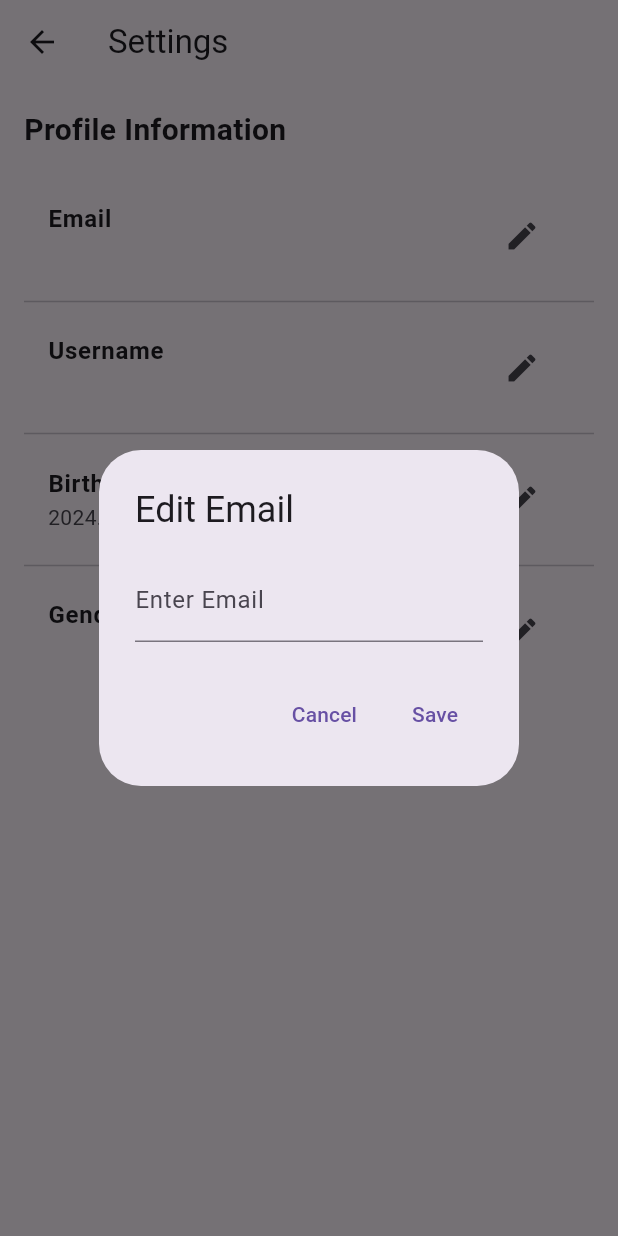
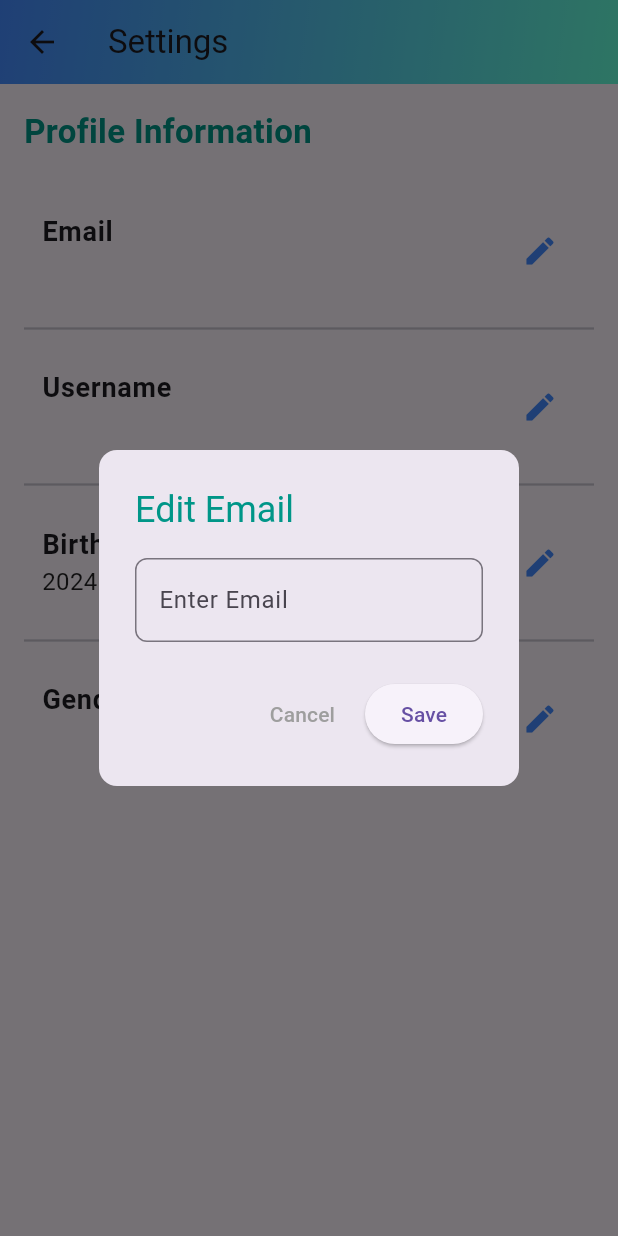
Before and after one commit to Lacesz0123/fitwithus, a Flutter app: the SettingsScreen screen opened directly, after a tap on the "edit" icon, on a phone screen of 412 x 824 dp. Run offline on Flutter 3.47's test engine with Material 3 defaults, Android fonts, the phone set to English and light mode, and no system bars; our stand-ins replace cloud_firestore, email_validator, firebase_auth, firebase_core, firebase_storage, fl_chart and 1 more; accounts and stored records are empty.

Commit message:
settings screen design update

```diff
--- a/lib/profile/settings_screen.dart
+++ b/lib/profile/settings_screen.dart
@@ -54,7 +54,10 @@ class _SettingsScreenState extends State<SettingsScreen> {
       context: context,
       builder: (context) {
         return AlertDialog(
-          title: Text('Edit $field'),
+          shape: RoundedRectangleBorder(
+            borderRadius: BorderRadius.circular(12),
+          ),
+          title: Text('Edit $field', style: TextStyle(color: Colors.teal)),
           content: Column(
             mainAxisSize: MainAxisSize.min,
             children: [
@@ -70,7 +73,10 @@ class _SettingsScreenState extends State<SettingsScreen> {
                   onChanged: (value) {
                     newGender = value;
                   },
-                  decoration: const InputDecoration(labelText: 'Select Gender'),
+                  decoration: const InputDecoration(
+                    labelText: 'Select Gender',
+                    border: OutlineInputBorder(),
+                  ),
                 )
               else if (field == 'Birth Date')
                 ElevatedButton(
@@ -90,10 +96,18 @@ class _SettingsScreenState extends State<SettingsScreen> {
                       _updateUserData();
                     }
                   },
+                  style: ElevatedButton.styleFrom(
+                    backgroundColor: Colors.blueAccent,
+                    padding: const EdgeInsets.symmetric(vertical: 12),
+                    shape: RoundedRectangleBorder(
+                      borderRadius: BorderRadius.circular(8),
+                    ),
+                  ),
                   child: Text(
                     newBirthdate != null
                         ? DateFormat('yyyy. MM. dd.').format(newBirthdate!)
                         : 'Select Date',
+                    style: const TextStyle(fontSize: 16),
                   ),
                 )
               else
@@ -102,6 +116,9 @@ class _SettingsScreenState extends State<SettingsScreen> {
                   decoration: InputDecoration(
                     labelText: 'Enter $field',
                     errorText: errorMessage.isNotEmpty ? errorMessage : null,
+                    border: OutlineInputBorder(
+                      borderRadius: BorderRadius.circular(8),
+                    ),
                   ),
                 ),
             ],
@@ -109,9 +126,9 @@ class _SettingsScreenState extends State<SettingsScreen> {
           actions: [
             TextButton(
               onPressed: () => Navigator.of(context).pop(),
-              child: const Text('Cancel'),
+              child: const Text('Cancel', style: TextStyle(color: Colors.grey)),
             ),
-            TextButton(
+            ElevatedButton(
               onPressed: () async {
                 if (field == 'Email') {
                   if (!_isValidEmail(controller.text)) {
@@ -185,7 +202,7 @@ class _SettingsScreenState extends State<SettingsScreen> {
         'gender': _gender,
       });
 
-      await _loadUserData(); // Adatok újratöltése a frissítés után
+      await _loadUserData();
       _showMessage('Profile updated successfully');
     }
   }
@@ -195,6 +212,15 @@ class _SettingsScreenState extends State<SettingsScreen> {
     return Scaffold(
       appBar: AppBar(
         title: const Text('Settings'),
+        flexibleSpace: Container(
+          decoration: const BoxDecoration(
+            gradient: LinearGradient(
+              colors: [Colors.blueAccent, Colors.tealAccent],
+              begin: Alignment.topLeft,
+              end: Alignment.bottomRight,
+            ),
+          ),
+        ),
       ),
       body: SingleChildScrollView(
         child: Padding(
@@ -204,19 +230,23 @@ class _SettingsScreenState extends State<SettingsScreen> {
             children: [
               const Text(
                 'Profile Information',
-                style: TextStyle(fontSize: 20, fontWeight: FontWeight.bold),
+                style: TextStyle(
+                  fontSize: 22,
+                  fontWeight: FontWeight.bold,
+                  color: Colors.teal,
+                ),
               ),
               const SizedBox(height: 20),
               _buildProfileItem('Email', _email ?? ''),
-              const Divider(),
+              const Divider(thickness: 1.5),
               _buildProfileItem('Username', _username ?? ''),
-              const Divider(),
+              const Divider(thickness: 1.5),
               _buildProfileItem(
                   'Birth Date',
                   _birthdate != null
                       ? DateFormat('yyyy. MM. dd.').format(_birthdate!)
                       : 'Not set'),
-              const Divider(),
+              const Divider(thickness: 1.5),
               _buildProfileItem('Gender', _gender ?? ''),
             ],
           ),
@@ -227,13 +257,18 @@ class _SettingsScreenState extends State<SettingsScreen> {
 
   Widget _buildProfileItem(String field, String value) {
     return ListTile(
+      contentPadding:
+          const EdgeInsets.symmetric(vertical: 8.0, horizontal: 12.0),
       title: Text(
         field,
-        style: const TextStyle(fontWeight: FontWeight.bold),
+        style: const TextStyle(fontSize: 18, fontWeight: FontWeight.w600),
       ),
-      subtitle: Text(value),
+      subtitle: Text(
+        value,
+        style: const TextStyle(fontSize: 16, color: Colors.black87),
+      ),
       trailing: IconButton(
-        icon: const Icon(Icons.edit),
+        icon: const Icon(Icons.edit, color: Colors.blueAccent),
         onPressed: () => _showEditDialog(field, value),
       ),
     );
```
